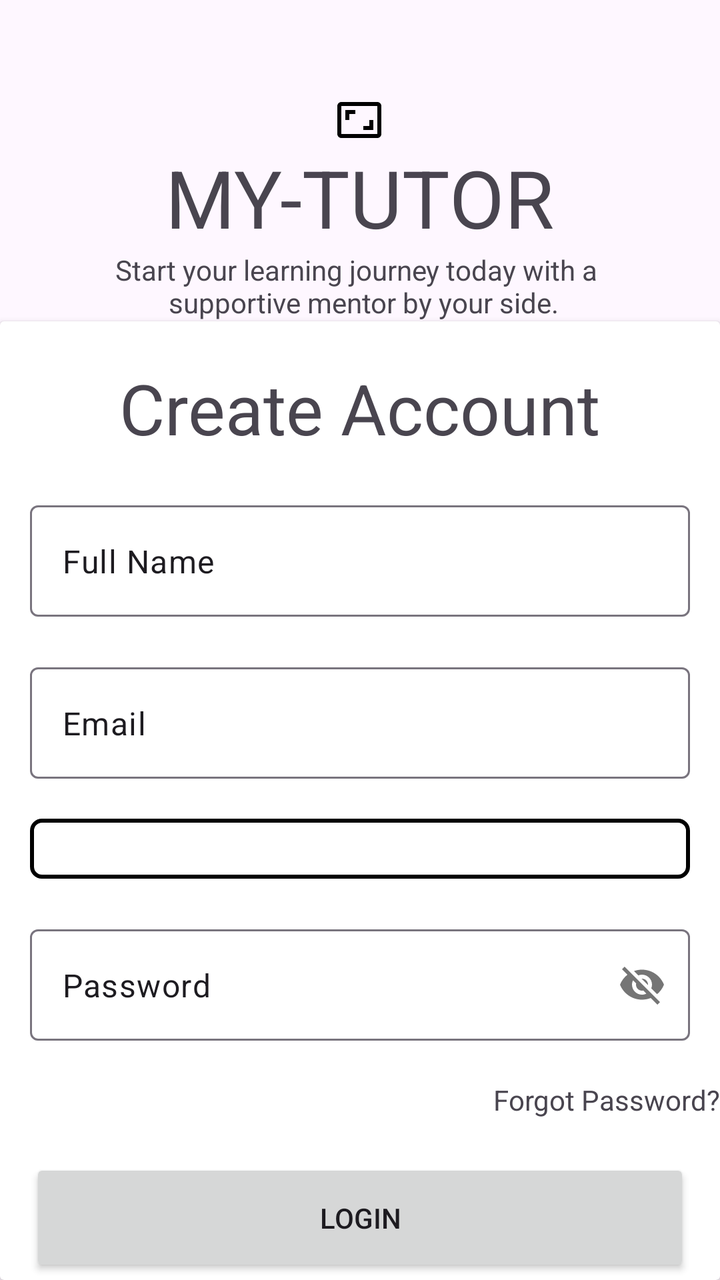
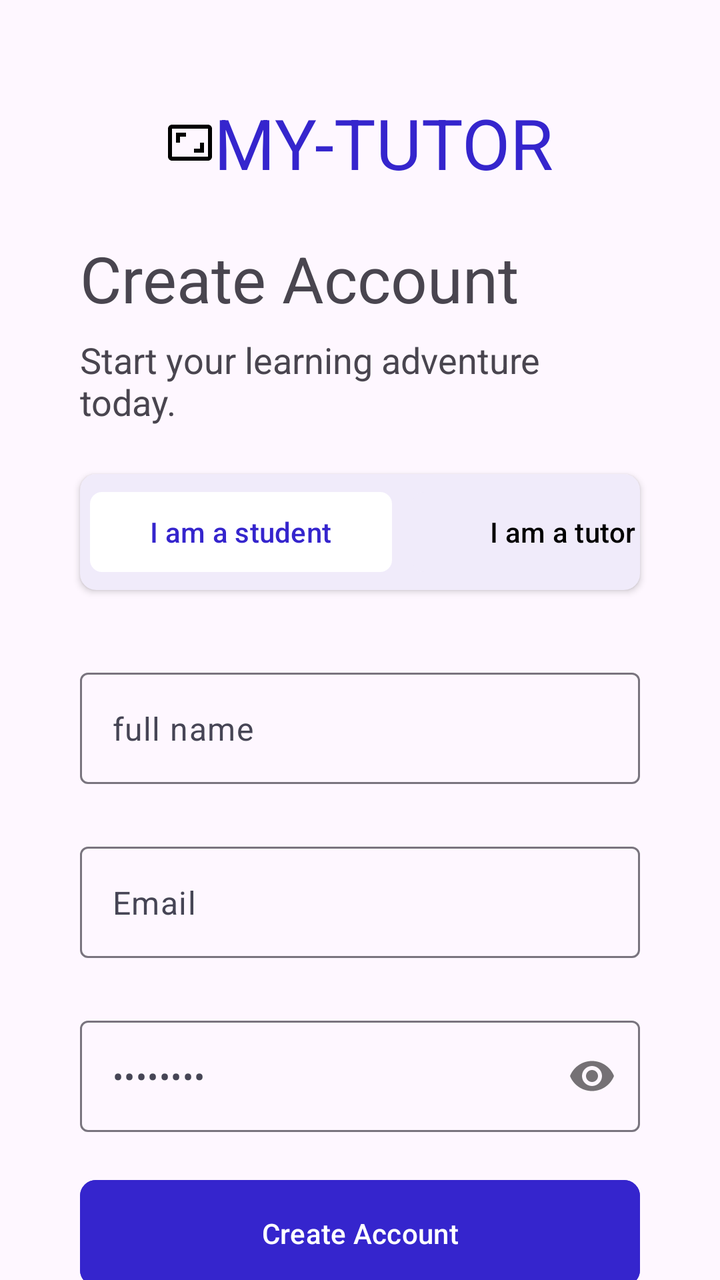

Two renders of the same Android screen: before a commit and after it. Below are the layout's source before the change and the commit's diff.
<!-- AndroidManifest.xml: application theme Theme.MyTutor -->
<!-- res/layout/activity_sign_up.xml -->
<?xml version="1.0" encoding="utf-8"?>
<LinearLayout
    xmlns:android="http://schemas.android.com/apk/res/android"
    xmlns:app="http://schemas.android.com/apk/res-auto"
    xmlns:tools="http://schemas.android.com/tools"
    android:id="@+id/main"
    android:layout_width="match_parent"
    android:layout_height="match_parent"
    android:orientation="vertical"
    tools:context=".SignUpActivity">


    <TextView
        android:layout_width="wrap_content"
        android:layout_height="wrap_content"
        android:text="My-Tutor"
        android:drawableTop="@drawable/outline_aspect_ratio_24"
        android:textAllCaps="true"
        android:textSize="40sp"
        android:layout_marginTop="48dp"
        android:layout_gravity="center"/>

    <TextView
        android:layout_width="wrap_content"
        android:layout_height="wrap_content"
        android:text="Start your learning journey today with a \n        supportive mentor by your side."
        android:layout_gravity="center"/>


    <androidx.cardview.widget.CardView
        android:layout_width="360sp"
        android:layout_height="wrap_content"
        android:layout_gravity="center">



        <LinearLayout
            android:layout_width="match_parent"
            android:layout_height="wrap_content"
            android:orientation="vertical">
            <TextView
                android:layout_width="wrap_content"
                android:layout_height="wrap_content"
                android:layout_marginTop="20dp"
                android:text="Create Account"
                android:layout_gravity="center"
                android:textSize="35sp"/>


            <com.google.android.material.textfield.TextInputLayout
                android:layout_width="330dp"
                android:layout_height="wrap_content"
                android:layout_gravity="center"
                android:layout_marginTop="20dp">
                <com.google.android.material.textfield.TextInputEditText
                    android:layout_width="match_parent"
                    android:layout_height="match_parent"
                    android:id="@+id/fullName"
                    android:text="Full Name"/>
            </com.google.android.material.textfield.TextInputLayout>

            <com.google.android.material.textfield.TextInputLayout
                android:layout_width="330dp"
                android:layout_height="wrap_content"
                android:layout_gravity="center"
                android:layout_marginTop="20dp">
                <com.google.android.material.textfield.TextInputEditText
                    android:layout_width="match_parent"
                    android:layout_height="match_parent"
                    android:id="@+id/email"
                    android:text="Email"/>
            </com.google.android.material.textfield.TextInputLayout>
            <com.google.android.material.textfield.TextInputLayout
                android:layout_width="330dp"
                android:layout_height="wrap_content"
                android:layout_gravity="center"

                android:layout_marginTop="20dp">

                <Spinner
                    android:layout_width="330dp"
                    android:layout_height="wrap_content"
                    android:id="@+id/spiner"
                    android:background="@drawable/boarders"
                    android:layout_gravity="center"
                    android:padding="15dp"/>

            </com.google.android.material.textfield.TextInputLayout>

            <com.google.android.material.textfield.TextInputLayout
                android:layout_width="330dp"
                android:layout_height="wrap_content"
                android:layout_gravity="center"
                android:layout_marginTop="20dp"
                app:passwordToggleEnabled="true">
                <com.google.android.material.textfield.TextInputEditText
                    android:layout_width="match_parent"
                    android:layout_height="match_parent"
                    android:id="@+id/password"
                    android:text="Password"/>
            </com.google.android.material.textfield.TextInputLayout>
            <TextView
                android:layout_width="wrap_content"
                android:layout_height="wrap_content"
                android:id="@+id/forgotPassword"
                android:text="Forgot Password?"
                android:layout_gravity="right"
                android:layout_marginTop="20dp"/>

            <androidx.appcompat.widget.AppCompatButton
                android:layout_width="330dp"
                android:layout_height="wrap_content"
                android:id="@+id/loginBtn"
                android:layout_gravity="center"
                android:layout_marginTop="20dp"
                android:padding="20dp"
                android:text="Login"/>

            <TextView
                android:layout_width="wrap_content"
                android:layout_height="wrap_content"
                android:id="@+id/register"
                android:text="Have an account?Create Account"
                android:layout_gravity="center"
                android:layout_marginBottom="20dp"
                android:layout_marginTop="30dp"/>


        </LinearLayout>

    </androidx.cardview.widget.CardView>


</LinearLayout>
<!-- resources referenced by this layout -->
<resources>
  <!-- drawable boarders (drawable) -->
  <?xml version="1.0" encoding="utf-8"?>
  <shape xmlns:android="http://schemas.android.com/apk/res/android"
      android:shape="rectangle">
  
      <solid android:color="@android:color/transparent" />
  
      <stroke
          android:width="2dp"
          android:color="@color/black" />
  
      
      <corners android:radius="5dp" />
  
  </shape>
  <!-- drawable outline_aspect_ratio_24 (drawable) -->
  <vector xmlns:android="http://schemas.android.com/apk/res/android" android:height="24dp" android:tint="#000000" android:viewportHeight="24" android:viewportWidth="24" android:width="24dp">
        
      <path android:fillColor="@android:color/white" android:pathData="M19,12h-2v3h-3v2h5v-5zM7,9h3L10,7L5,7v5h2L7,9zM21,3L3,3c-1.1,0 -2,0.9 -2,2v14c0,1.1 0.9,2 2,2h18c1.1,0 2,-0.9 2,-2L23,5c0,-1.1 -0.9,-2 -2,-2zM21,19.01L3,19.01L3,4.99h18v14.02z"/>
      
  </vector>
  <style name="Theme.MyTutor" parent="Base.Theme.MyTutor" />
  <color name="black">#FF000000</color>
  <style name="Base.Theme.MyTutor" parent="Theme.Material3.DayNight.NoActionBar">
          
          
      </style>
</resources>

<!-- the commit's change to res/layout/activity_sign_up.xml (unified diff, before → after) -->
@@ -14,121 +14,123 @@
         android:layout_width="wrap_content"
         android:layout_height="wrap_content"
         android:text="My-Tutor"
-        android:drawableTop="@drawable/outline_aspect_ratio_24"
+        android:textColor="@color/btn"
+        android:drawableLeft="@drawable/outline_aspect_ratio_24"
         android:textAllCaps="true"
-        android:textSize="40sp"
+        android:textSize="35sp"
         android:layout_marginTop="48dp"
         android:layout_gravity="center"/>
 
     <TextView
         android:layout_width="wrap_content"
         android:layout_height="wrap_content"
-        android:text="Start your learning journey today with a \n        supportive mentor by your side."
-        android:layout_gravity="center"/>
-
+        android:text="Create Account"
+        android:textSize="32sp"
+        android:layout_marginTop="23dp"
+        android:layout_marginHorizontal="40dp"/>
+    <TextView
+        android:layout_width="wrap_content"
+        android:layout_height="wrap_content"
+        android:text="Start your learning adventure today."
+        android:textSize="18sp"
+        android:layout_marginTop="7.1dp"
+        android:layout_marginHorizontal="40dp"/>
 
     <androidx.cardview.widget.CardView
-        android:layout_width="360sp"
+        android:layout_width="match_parent"
         android:layout_height="wrap_content"
-        android:layout_gravity="center">
+        android:layout_marginHorizontal="40dp"
+        android:layout_marginTop="24dp"
+        app:cardCornerRadius="8dp"
+        android:backgroundTint="#F0EBFA">
+        <LinearLayout
+            android:layout_width="336dp"
+            android:layout_height="wrap_content"
 
+            android:orientation="horizontal"
+            android:padding="5dp">
 
+            <com.google.android.material.button.MaterialButton
+                android:layout_width="151dp"
+                android:layout_height="wrap_content"
+                android:text="I am a student"
+                android:textColor="@color/btn"
+                app:backgroundTint="@color/white"
+                app:cornerRadius="6dp" />
 
-        <LinearLayout
-            android:layout_width="match_parent"
-            android:layout_height="wrap_content"
-            android:orientation="vertical">
-            <TextView
-                android:layout_width="wrap_content"
+            <com.google.android.material.button.MaterialButton
+                android:id="@+id/tutor"
+                android:layout_width="151dp"
                 android:layout_height="wrap_content"
-                android:layout_marginTop="20dp"
-                android:text="Create Account"
-                android:layout_gravity="center"
-                android:textSize="35sp"/>
-
-
-            <com.google.android.material.textfield.TextInputLayout
-                android:layout_width="330dp"
-                android:layout_height="wrap_content"
-                android:layout_gravity="center"
-                android:layout_marginTop="20dp">
-                <com.google.android.material.textfield.TextInputEditText
-                    android:layout_width="match_parent"
-                    android:layout_height="match_parent"
-                    android:id="@+id/fullName"
-                    android:text="Full Name"/>
-            </com.google.android.material.textfield.TextInputLayout>
-
-            <com.google.android.material.textfield.TextInputLayout
-                android:layout_width="330dp"
-                android:layout_height="wrap_content"
-                android:layout_gravity="center"
-                android:layout_marginTop="20dp">
-                <com.google.android.material.textfield.TextInputEditText
-                    android:layout_width="match_parent"
-                    android:layout_height="match_parent"
-                    android:id="@+id/email"
-                    android:text="Email"/>
-            </com.google.android.material.textfield.TextInputLayout>
-            <com.google.android.material.textfield.TextInputLayout
-                android:layout_width="330dp"
-                android:layout_height="wrap_content"
-                android:layout_gravity="center"
-
-                android:layout_marginTop="20dp">
-
-                <Spinner
-                    android:layout_width="330dp"
-                    android:layout_height="wrap_content"
-                    android:id="@+id/spiner"
-                    android:background="@drawable/boarders"
-                    android:layout_gravity="center"
-                    android:padding="15dp"/>
-
-            </com.google.android.material.textfield.TextInputLayout>
-
-            <com.google.android.material.textfield.TextInputLayout
-                android:layout_width="330dp"
-                android:layout_height="wrap_content"
-                android:layout_gravity="center"
-                android:layout_marginTop="20dp"
-                app:passwordToggleEnabled="true">
-                <com.google.android.material.textfield.TextInputEditText
-                    android:layout_width="match_parent"
-                    android:layout_height="match_parent"
-                    android:id="@+id/password"
-                    android:text="Password"/>
-            </com.google.android.material.textfield.TextInputLayout>
-            <TextView
-                android:layout_width="wrap_content"
-                android:layout_height="wrap_content"
-                android:id="@+id/forgotPassword"
-                android:text="Forgot Password?"
-                android:layout_gravity="right"
-                android:layout_marginTop="20dp"/>
-
-            <androidx.appcompat.widget.AppCompatButton
-                android:layout_width="330dp"
-                android:layout_height="wrap_content"
-                android:id="@+id/loginBtn"
-                android:layout_gravity="center"
-                android:layout_marginTop="20dp"
-                android:padding="20dp"
-                android:text="Login"/>
-
-            <TextView
-                android:layout_width="wrap_content"
-                android:layout_height="wrap_content"
-                android:id="@+id/register"
-                android:text="Have an account?Create Account"
-                android:layout_gravity="center"
-                android:layout_marginBottom="20dp"
-                android:layout_marginTop="30dp"/>
-
-
+                android:layout_marginStart="10dp"
+                android:backgroundTint="#F0EBFA"
+                android:text="I am a tutor"
+                android:textColor="@color/black"
+                app:cornerRadius="6dp" />
         </LinearLayout>
-
     </androidx.cardview.widget.CardView>
 
 
+    <com.google.android.material.textfield.TextInputLayout
+        android:layout_width="match_parent"
+        android:layout_marginHorizontal="40dp"
+        android:layout_marginTop="36dp"
+        android:layout_height="wrap_content">
+        <com.google.android.material.textfield.TextInputEditText
+            android:layout_width="match_parent"
+            android:layout_height="wrap_content"
+            android:textColor="@color/textInput"
+            android:inputType="text"
+            android:text="full name"/>
+    </com.google.android.material.textfield.TextInputLayout>
+
+    <com.google.android.material.textfield.TextInputLayout
+        android:layout_width="match_parent"
+        android:layout_marginHorizontal="40dp"
+        android:layout_marginTop="26dp"
+        android:layout_height="wrap_content">
+        <com.google.android.material.textfield.TextInputEditText
+            android:layout_width="match_parent"
+            android:layout_height="wrap_content"
+            android:textColor="@color/textInput"
+            android:inputType="textEmailAddress"
+            android:text="Email"/>
+    </com.google.android.material.textfield.TextInputLayout>
+
+    <com.google.android.material.textfield.TextInputLayout
+        android:layout_width="match_parent"
+        android:layout_marginHorizontal="40dp"
+        android:layout_marginTop="26dp"
+        app:passwordToggleEnabled="true"
+        android:layout_height="wrap_content">
+        <com.google.android.material.textfield.TextInputEditText
+            android:layout_width="match_parent"
+            android:layout_height="wrap_content"
+            android:textColor="@color/textInput"
+            android:inputType="textPassword"
+            android:text="Password"/>
+    </com.google.android.material.textfield.TextInputLayout>
+
+
+    <com.google.android.material.button.MaterialButton
+        android:id="@+id/loginBtn"
+        android:layout_width="match_parent"
+        android:layout_height="61dp"
+        android:layout_marginHorizontal="40dp"
+        android:layout_marginTop="20dp"
+        android:backgroundTint="@color/btn"
+        android:text="Create Account"
+        app:cornerRadius="8dp" />
+
+    <TextView
+        android:id="@+id/login"
+        android:layout_width="wrap_content"
+        android:layout_height="wrap_content"
+        android:layout_gravity="center"
+        android:layout_marginHorizontal="40dp"
+        android:layout_marginTop="7.1dp"
+        android:clickable="true"
+        android:text="Already have an account? Log In"
+        android:textSize="14sp" />
+
 </LinearLayout>
<!-- resource entries referenced after the edit -->
@@ -1,20 +1,5 @@
 <!-- resources referenced by this layout -->
 <resources>
-  <!-- drawable boarders (drawable) -->
-  <?xml version="1.0" encoding="utf-8"?>
-  <shape xmlns:android="http://schemas.android.com/apk/res/android"
-      android:shape="rectangle">
-  
-      <solid android:color="@android:color/transparent" />
-  
-      <stroke
-          android:width="2dp"
-          android:color="@color/black" />
-  
-      
-      <corners android:radius="5dp" />
-  
-  </shape>
   <!-- drawable outline_aspect_ratio_24 (drawable) -->
   <vector xmlns:android="http://schemas.android.com/apk/res/android" android:height="24dp" android:tint="#000000" android:viewportHeight="24" android:viewportWidth="24" android:width="24dp">
         
@@ -23,6 +8,9 @@
   </vector>
   <style name="Theme.MyTutor" parent="Base.Theme.MyTutor" />
   <color name="black">#FF000000</color>
+  <color name="btn">#3525CD</color>
+  <color name="textInput">#464555</color>
+  <color name="white">#FFFFFFFF</color>
   <style name="Base.Theme.MyTutor" parent="Theme.Material3.DayNight.NoActionBar">
           
           
